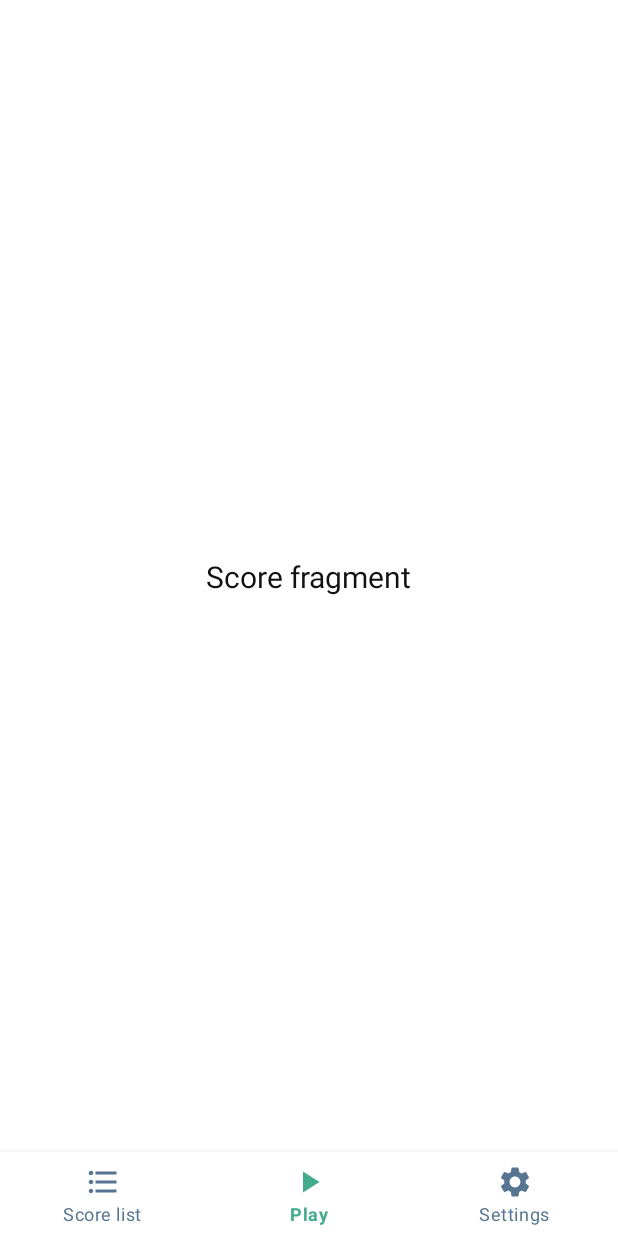
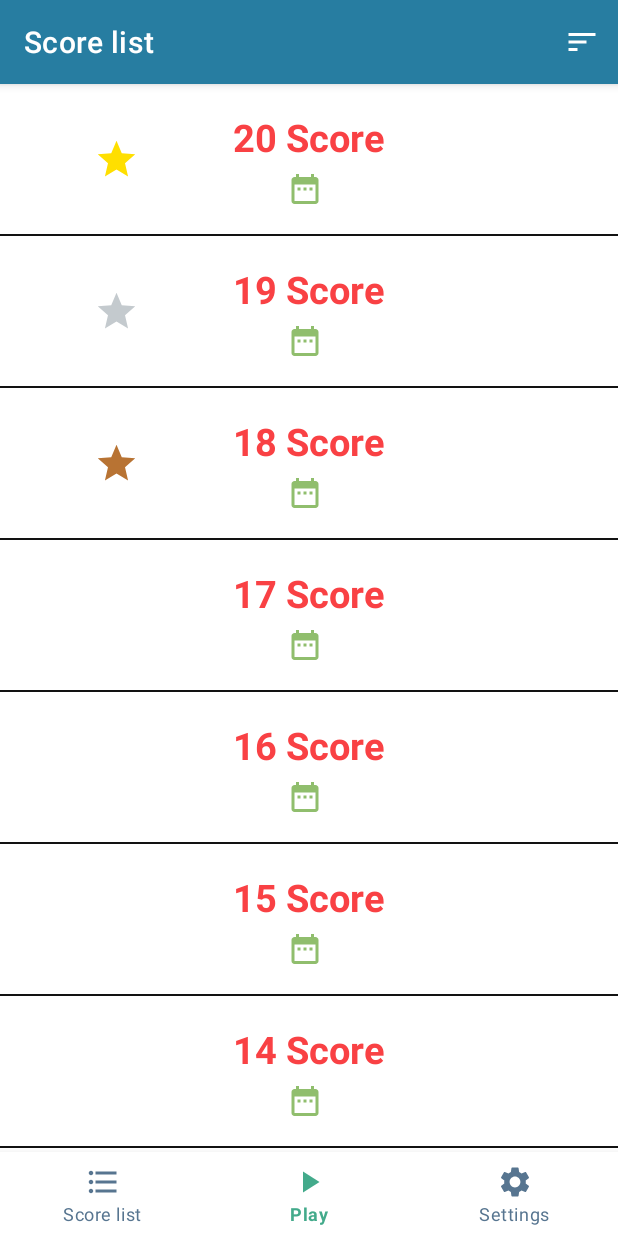
Before and after one commit to jjcr11/memory-game, an Android app: the ScoreFragment screen opened through its navigation route, on a phone screen of 412 x 824 dp. Run offline under Robolectric (Android 15) with nearby library versions, the phone set to English and light mode, and no system bars.

Commit message:
Add score list ui

```diff
--- /dev/null
+++ b/app/src/main/java/com/jjcr11/memorygame/Score.kt
@@ -0,0 +1,6 @@
+package com.jjcr11.memorygame
+
+data class Score(
+    val score: Int,
+    val medal: Int
+)
--- /dev/null
+++ b/app/src/main/java/com/jjcr11/memorygame/ScoreAdapter.kt
@@ -0,0 +1,52 @@
+package com.jjcr11.memorygame
+
+import android.annotation.SuppressLint
+import android.content.Context
+import android.view.LayoutInflater
+import android.view.View
+import android.view.ViewGroup
+import androidx.core.content.ContextCompat
+import androidx.core.graphics.drawable.DrawableCompat
+import androidx.recyclerview.widget.RecyclerView
+import com.jjcr11.memorygame.databinding.ItemScoreBinding
+
+class ScoreAdapter(
+    private val scores: List<Score>,
+    val listener: ScoreAdapterOnTouch
+) : RecyclerView.Adapter<ScoreAdapter.ViewHolder>() {
+
+    private lateinit var context: Context
+
+    inner class ViewHolder(view: View) : RecyclerView.ViewHolder(view) {
+        val binding = ItemScoreBinding.bind(view)
+
+        @SuppressLint("ClickableViewAccessibility")
+        fun setListener() {
+            binding.mcv.setOnTouchListener { view, motionEvent ->
+                listener.onTouch(view, motionEvent, adapterPosition)
+            }
+        }
+    }
+
+    override fun onCreateViewHolder(parent: ViewGroup, viewType: Int): ViewHolder {
+        context = parent.context
+        val view = LayoutInflater.from(context).inflate(R.layout.item_score, parent, false)
+        return ViewHolder(view)
+    }
+
+    override fun onBindViewHolder(holder: ViewHolder, position: Int) {
+        val score = scores[position]
+        holder.let {
+            it.setListener()
+            it.binding.tvScore.text = "${score.score} Score"
+            val wrappedDrawable = DrawableCompat.wrap(it.binding.ivMedal.drawable)
+            val mutableDrawable = wrappedDrawable.mutate()
+            DrawableCompat.setTint(
+                mutableDrawable,
+                ContextCompat.getColor(context, score.medal)
+            )
+        }
+    }
+
+    override fun getItemCount(): Int = scores.size
+}
--- /dev/null
+++ b/app/src/main/java/com/jjcr11/memorygame/ScoreAdapterOnTouch.kt
@@ -0,0 +1,8 @@
+package com.jjcr11.memorygame
+
+import android.view.MotionEvent
+import android.view.View
+
+interface ScoreAdapterOnTouch {
+    fun onTouch(view: View, motionEvent: MotionEvent, position: Int): Boolean
+}
--- a/app/src/main/java/com/jjcr11/memorygame/ScoreFragment.kt
+++ b/app/src/main/java/com/jjcr11/memorygame/ScoreFragment.kt
@@ -3,14 +3,19 @@ package com.jjcr11.memorygame
 import android.os.Bundle
 import androidx.fragment.app.Fragment
 import android.view.LayoutInflater
+import android.view.MotionEvent
 import android.view.View
 import android.view.ViewGroup
+import androidx.recyclerview.widget.LinearLayoutManager
+import androidx.recyclerview.widget.RecyclerView
 import com.jjcr11.memorygame.databinding.FragmentScoreBinding
 
 
-class ScoreFragment : Fragment() {
+class ScoreFragment : Fragment(), ScoreAdapterOnTouch {
 
     private lateinit var binding: FragmentScoreBinding
+    private lateinit var adapter: ScoreAdapter
+    private lateinit var layoutManager: RecyclerView.LayoutManager
 
     override fun onCreateView(
         inflater: LayoutInflater,
@@ -18,6 +23,39 @@ class ScoreFragment : Fragment() {
         savedInstanceState: Bundle?
     ): View {
         binding = FragmentScoreBinding.inflate(inflater, container, false)
+
+        val list = mutableListOf<Score>()
+
+        list.add(
+            Score(20, R.color.gold)
+        )
+
+        list.add(
+            Score(19, R.color.silver)
+        )
+
+        list.add(
+            Score(18, R.color.copper)
+        )
+
+        for (i in 17 downTo 1) {
+            list.add(
+                Score(i, R.color.transparent)
+            )
+        }
+
+        adapter = ScoreAdapter(list, this)
+        layoutManager = LinearLayoutManager(requireContext())
+
+        binding.rv.let {
+            it.adapter = adapter
+            it.layoutManager = layoutManager
+        }
+
         return binding.root
     }
+
+    override fun onTouch(view: View, motionEvent: MotionEvent, position: Int): Boolean {
+        return false
+    }
 }
--- /dev/null
+++ b/app/src/main/res/drawable/ic_date_range.xml
@@ -0,0 +1,10 @@
+<vector xmlns:android="http://schemas.android.com/apk/res/android"
+    android:width="24dp"
+    android:height="24dp"
+    android:tint="@color/pistachio"
+    android:viewportWidth="24"
+    android:viewportHeight="24">
+    <path
+        android:fillColor="@android:color/white"
+        android:pathData="M9,11L7,11v2h2v-2zM13,11h-2v2h2v-2zM17,11h-2v2h2v-2zM19,4h-1L18,2h-2v2L8,4L8,2L6,2v2L5,4c-1.11,0 -1.99,0.9 -1.99,2L3,20c0,1.1 0.89,2 2,2h14c1.1,0 2,-0.9 2,-2L21,6c0,-1.1 -0.9,-2 -2,-2zM19,20L5,20L5,9h14v11z" />
+</vector>
--- /dev/null
+++ b/app/src/main/res/drawable/ic_sort.xml
@@ -0,0 +1,10 @@
+<vector xmlns:android="http://schemas.android.com/apk/res/android"
+    android:width="24dp"
+    android:height="24dp"
+    android:tint="@color/white"
+    android:viewportWidth="24"
+    android:viewportHeight="24">
+    <path
+        android:fillColor="@android:color/white"
+        android:pathData="M3,18h6v-2L3,16v2zM3,6v2h18L21,6L3,6zM3,13h12v-2L3,11v2z" />
+</vector>
--- /dev/null
+++ b/app/src/main/res/drawable/ic_star.xml
@@ -0,0 +1,10 @@
+<vector xmlns:android="http://schemas.android.com/apk/res/android"
+    android:width="24dp"
+    android:height="24dp"
+    android:tint="@color/gold"
+    android:viewportWidth="24"
+    android:viewportHeight="24">
+    <path
+        android:fillColor="@android:color/white"
+        android:pathData="M12,17.27L18.18,21l-1.64,-7.03L22,9.24l-7.19,-0.61L12,2 9.19,8.63 2,9.24l5.46,4.73L5.82,21z" />
+</vector>
--- a/app/src/main/res/layout/fragment_score.xml
+++ b/app/src/main/res/layout/fragment_score.xml
@@ -1,5 +1,5 @@
 <?xml version="1.0" encoding="utf-8"?>
-<androidx.constraintlayout.widget.ConstraintLayout xmlns:android="http://schemas.android.com/apk/res/android"
+<androidx.coordinatorlayout.widget.CoordinatorLayout xmlns:android="http://schemas.android.com/apk/res/android"
     xmlns:app="http://schemas.android.com/apk/res-auto"
     xmlns:tools="http://schemas.android.com/tools"
     android:layout_width="match_parent"
@@ -7,15 +7,27 @@
     android:background="@color/white"
     tools:context=".ScoreFragment">
 
-    <TextView
-        android:layout_width="wrap_content"
-        android:layout_height="wrap_content"
-        android:text="Score fragment"
-        android:textColor="@color/black"
-        android:textSize="20sp"
-        app:layout_constraintBottom_toBottomOf="parent"
-        app:layout_constraintEnd_toEndOf="parent"
-        app:layout_constraintStart_toStartOf="parent"
-        app:layout_constraintTop_toTopOf="parent" />
+    <com.google.android.material.appbar.AppBarLayout
+        android:layout_width="match_parent"
+        android:layout_height="wrap_content">
 
-</androidx.constraintlayout.widget.ConstraintLayout>
+        <com.google.android.material.appbar.MaterialToolbar
+            android:layout_width="match_parent"
+            android:layout_height="?attr/actionBarSize"
+            android:background="@color/cerulean"
+            app:layout_scrollFlags="scroll|enterAlways"
+            app:menu="@menu/menu_tool_bar"
+            app:title="Score list"
+            app:titleTextColor="@color/white" />
+
+    </com.google.android.material.appbar.AppBarLayout>
+
+    <androidx.recyclerview.widget.RecyclerView
+        android:id="@+id/rv"
+        android:layout_width="match_parent"
+        android:layout_height="match_parent"
+        app:layout_behavior="@string/appbar_scrolling_view_behavior"
+        tools:itemCount="3"
+        tools:listitem="@layout/item_score" />
+
+</androidx.coordinatorlayout.widget.CoordinatorLayout>
--- /dev/null
+++ b/app/src/main/res/layout/item_score.xml
@@ -0,0 +1,84 @@
+<?xml version="1.0" encoding="utf-8"?>
+<LinearLayout xmlns:android="http://schemas.android.com/apk/res/android"
+    xmlns:app="http://schemas.android.com/apk/res-auto"
+    xmlns:tools="http://schemas.android.com/tools"
+    android:layout_width="match_parent"
+    android:layout_height="wrap_content"
+    android:orientation="vertical">
+
+    <com.google.android.material.card.MaterialCardView
+        android:id="@+id/mcv"
+        android:layout_width="match_parent"
+        android:layout_height="100dp"
+        app:cardBackgroundColor="@color/white"
+        app:cardCornerRadius="0dp"
+        app:cardElevation="0dp"
+        app:rippleColor="@color/payne_gray">
+
+        <androidx.constraintlayout.widget.ConstraintLayout
+            android:layout_width="match_parent"
+            android:layout_height="match_parent">
+
+            <ImageView
+                android:id="@+id/ivMedal"
+                android:layout_width="30dp"
+                android:layout_height="30dp"
+                android:src="@drawable/ic_star"
+                app:layout_constraintBottom_toBottomOf="parent"
+                app:layout_constraintEnd_toStartOf="@id/tvScore"
+                app:layout_constraintStart_toStartOf="parent"
+                app:layout_constraintTop_toTopOf="parent"
+                tools:ignore="ContentDescription" />
+
+            <TextView
+                android:id="@+id/tvScore"
+                android:layout_width="wrap_content"
+                android:layout_height="wrap_content"
+                android:layout_marginBottom="5dp"
+                android:textColor="@color/imperial_red"
+                android:textSize="25sp"
+                android:textStyle="bold"
+                app:layout_constraintBottom_toTopOf="@id/ivDate"
+                app:layout_constraintEnd_toEndOf="parent"
+                app:layout_constraintStart_toStartOf="parent"
+                app:layout_constraintTop_toTopOf="parent"
+                app:layout_constraintVertical_chainStyle="packed"
+                tools:text="20 Points" />
+
+            <ImageView
+                android:id="@+id/ivDate"
+                android:layout_width="wrap_content"
+                android:layout_height="wrap_content"
+                android:layout_marginEnd="5dp"
+                android:src="@drawable/ic_date_range"
+                app:layout_constraintBottom_toBottomOf="parent"
+                app:layout_constraintEnd_toStartOf="@id/tvDate"
+                app:layout_constraintHorizontal_chainStyle="packed"
+                app:layout_constraintStart_toStartOf="parent"
+                app:layout_constraintTop_toBottomOf="@id/tvScore"
+                tools:ignore="ContentDescription" />
+
+            <TextView
+                android:id="@+id/tvDate"
+                android:layout_width="wrap_content"
+                android:layout_height="wrap_content"
+                android:textColor="@color/pistachio"
+                android:textSize="17sp"
+                android:textStyle="italic|bold"
+                app:layout_constraintBottom_toBottomOf="@id/ivDate"
+                app:layout_constraintEnd_toEndOf="parent"
+                app:layout_constraintStart_toEndOf="@id/ivDate"
+                app:layout_constraintTop_toTopOf="@id/ivDate"
+                tools:text="09/02/2023" />
+
+        </androidx.constraintlayout.widget.ConstraintLayout>
+
+    </com.google.android.material.card.MaterialCardView>
+
+    <View
+        android:layout_width="match_parent"
+        android:layout_height="1dp"
+        android:background="@color/black"
+        android:backgroundTint="@color/black" />
+
+</LinearLayout>
--- /dev/null
+++ b/app/src/main/res/menu/menu_tool_bar.xml
@@ -0,0 +1,9 @@
+<?xml version="1.0" encoding="utf-8"?>
+<menu xmlns:android="http://schemas.android.com/apk/res/android"
+    xmlns:app="http://schemas.android.com/apk/res-auto">
+    <item
+        android:id="@+id/iSort"
+        android:icon="@drawable/ic_sort"
+        android:title="@string/sort"
+        app:showAsAction="ifRoom" />
+</menu>
--- a/app/src/main/res/values/colors.xml
+++ b/app/src/main/res/values/colors.xml
@@ -14,4 +14,10 @@
     <color name="dark_cyan">#FF8F8C4D</color>       <!-- 6 -->
     <color name="rose_taupe">#FF8F5E56</color>      <!-- 7 -->
     <color name="cerulean">#FF277DA1</color>        <!-- 8 -->
+
+    <color name="gold">#FFFFDF00</color>
+    <color name="silver">#FFC4CACE</color>
+    <color name="copper">#FFB87333</color>
+
+    <color name="transparent">#00000000</color>
 </resources>
--- a/app/src/main/res/values/strings.xml
+++ b/app/src/main/res/values/strings.xml
@@ -6,4 +6,5 @@
     <string name="play">Play</string>
     <string name="settings">Settings</string>
     <string name="default_score">0</string>
+    <string name="sort">Sort</string>
 </resources>
```
